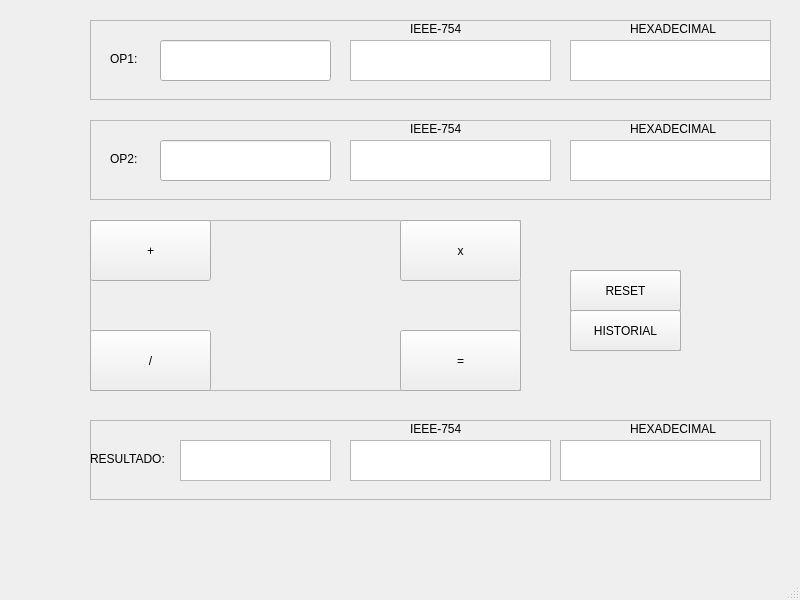
Above: mainwindow.ui from rmartp05/pract4_ARCO before the change. Below: the same form after it.
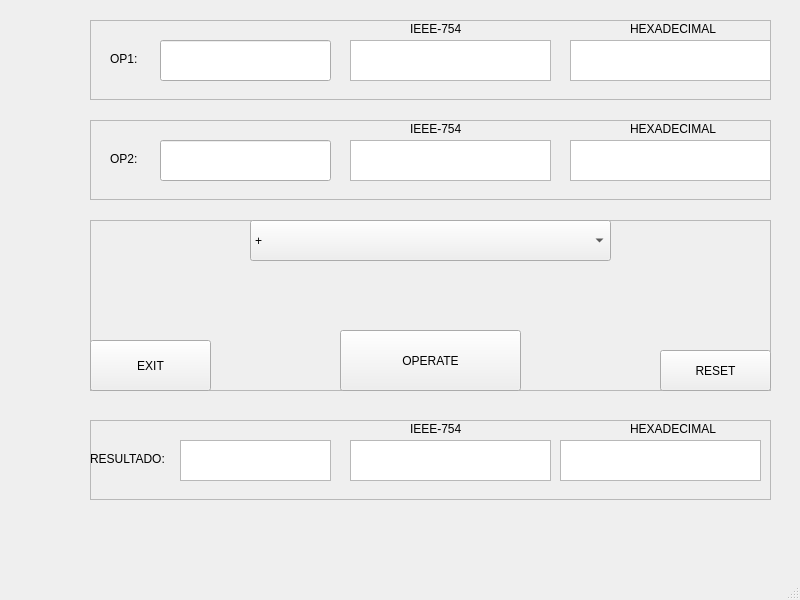
That is the form after the change.

```diff
--- a/mainwindow.ui
+++ b/mainwindow.ui
@@ -461,7 +461,7 @@
      <rect>
       <x>90</x>
       <y>220</y>
-      <width>431</width>
+      <width>681</width>
       <height>171</height>
      </rect>
     </property>
@@ -474,53 +474,65 @@
     <widget class="QPushButton" name="botonSuma">
      <property name="geometry">
       <rect>
-       <x>0</x>
-       <y>0</y>
-       <width>121</width>
+       <x>250</x>
+       <y>110</y>
+       <width>181</width>
        <height>61</height>
       </rect>
      </property>
      <property name="text">
-      <string>+</string>
+      <string>OPERATE</string>
      </property>
     </widget>
-    <widget class="QPushButton" name="botonMulti">
+    <widget class="QComboBox" name="comboBox">
      <property name="geometry">
       <rect>
-       <x>310</x>
+       <x>160</x>
        <y>0</y>
-       <width>121</width>
-       <height>61</height>
+       <width>361</width>
+       <height>41</height>
       </rect>
      </property>
-     <property name="text">
-      <string>x</string>
-     </property>
+     <item>
+      <property name="text">
+       <string>+</string>
+      </property>
+     </item>
+     <item>
+      <property name="text">
+       <string>*</string>
+      </property>
+     </item>
+     <item>
+      <property name="text">
+       <string>/</string>
+      </property>
+     </item>
     </widget>
-    <widget class="QPushButton" name="botonIgual">
+    <widget class="QPushButton" name="botonReset">
      <property name="geometry">
       <rect>
-       <x>310</x>
-       <y>110</y>
-       <width>121</width>
-       <height>61</height>
+       <x>570</x>
+       <y>130</y>
+       <width>111</width>
+       <height>41</height>
       </rect>
      </property>
      <property name="text">
-      <string>=</string>
+      <string>RESET</string>
      </property>
     </widget>
     <widget class="QPushButton" name="botonDiv">
      <property name="geometry">
       <rect>
        <x>0</x>
-       <y>110</y>
+       <y>120</y>
        <width>121</width>
-       <height>61</height>
+       <height>51</height>
       </rect>
      </property>
      <property name="text">
-      <string>/</string>
+      <string>EXIT</string>
      </property>
     </widget>
    </widget>
@@ -609,48 +621,6 @@
      </property>
     </widget>
    </widget>
-   <widget class="QFrame" name="frame_5">
-    <property name="geometry">
-     <rect>
-      <x>570</x>
-      <y>270</y>
-      <width>111</width>
-      <height>81</height>
-     </rect>
-    </property>
-    <property name="frameShape">
-     <enum>QFrame::StyledPanel</enum>
-    </property>
-    <property name="frameShadow">
-     <enum>QFrame::Raised</enum>
-    </property>
-    <widget class="QPushButton" name="botonReset">
-     <property name="geometry">
-      <rect>
-       <x>0</x>
-       <y>0</y>
-       <width>111</width>
-       <height>41</height>
-      </rect>
-     </property>
-     <property name="text">
-      <string>RESET</string>
-     </property>
-    </widget>
-    <widget class="QPushButton" name="botonHistorial">
-     <property name="geometry">
-      <rect>
-       <x>0</x>
-       <y>40</y>
-       <width>111</width>
-       <height>41</height>
-      </rect>
-     </property>
-     <property name="text">
-      <string>HISTORIAL</string>
-     </property>
-    </widget>
-   </widget>
    <widget class="QFrame" name="frame_6">
     <property name="geometry">
      <rect>
```
Left out of the diff: 4 changed lines with no effect on the pictures.
